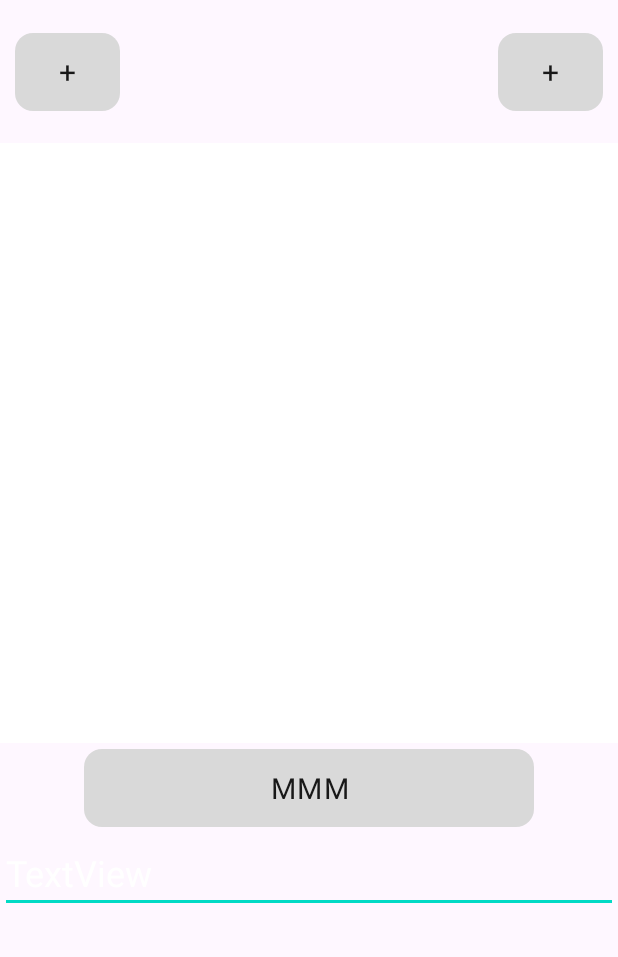
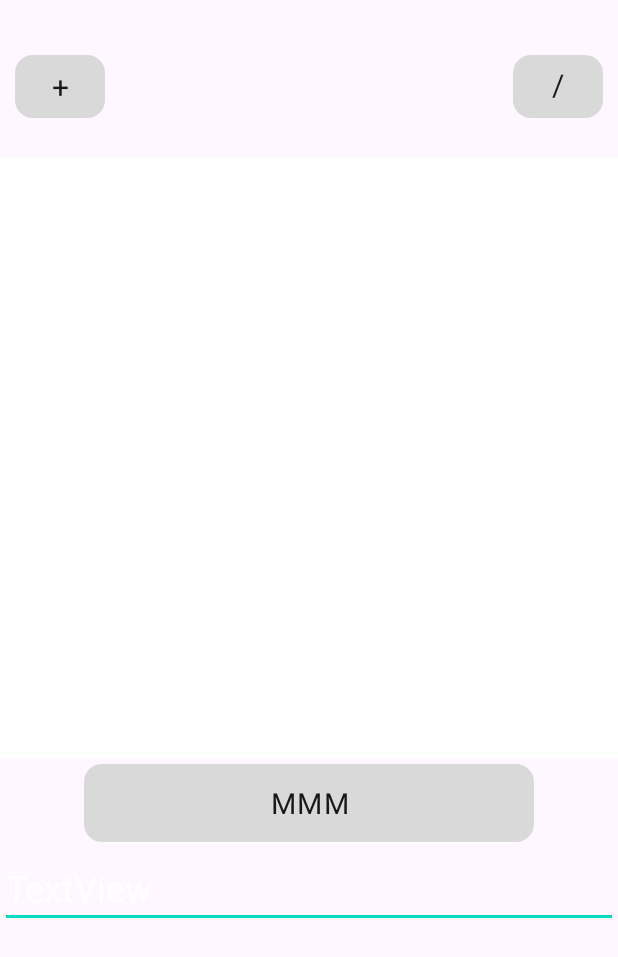
Before and after one commit to M1KoTiK/Nego-Cards, an Android app: the layout fragment_create_canvas_q_r_c.xml on its own in the app's theme, with its tools: preview values and no code run, on a phone screen of 412 x 824 dp. Shown: the top 957 px of the screen. Run offline under Robolectric (Android 15) with nearby library versions, the phone set to English and light mode, and no system bars.

```diff
--- a/app/build.gradle
+++ b/app/build.gradle
@@ -36,6 +36,9 @@ android {
 }
 
 dependencies {
+    //Splash Screen
+    implementation("androidx.core:core-splashscreen:1.0.0")
+
     var camerax_version = "1.0.2"
 
     // ViewModel and LiveData
@@ -51,8 +54,9 @@ dependencies {
     implementation("androidx.camera:camera-lifecycle:${camerax_version}")
     // CameraX View class
     implementation("androidx.camera:camera-view:1.0.0-alpha30")
-
+    //QRC Generator
     implementation 'com.github.androidmads:QRGenerator:1.0.1'
+    //Bottom Navigation Bar
     implementation 'com.github.ibrahimsn98:SmoothBottomBar:1.7.9'
 
     implementation 'androidx.core:core-ktx:1.7.0'
--- a/app/src/main/AndroidManifest.xml
+++ b/app/src/main/AndroidManifest.xml
@@ -3,10 +3,12 @@
     xmlns:tools="http://schemas.android.com/tools">
     <uses-feature android:name="android.hardware.camera"/>
     <uses-permission android:name="android.permission.CAMERA" />
+
     <application
         android:allowBackup="true"
         android:dataExtractionRules="@xml/data_extraction_rules"
         android:fullBackupContent="@xml/backup_rules"
+
         android:icon="@mipmap/ic_launcher"
         android:label="@string/app_name"
         android:roundIcon="@mipmap/ic_launcher_round"
--- a/app/src/main/res/layout/add_canvas_object_popup.xml
+++ b/app/src/main/res/layout/add_canvas_object_popup.xml
@@ -20,10 +20,11 @@
 
         <AutoCompleteTextView
             android:id="@+id/ChoiceObjectType"
-            android:layout_width="275dp"
+            android:layout_width="200dp"
             android:layout_height="50dp"
             android:background="@drawable/rounded_popupmenu"
             android:inputType="none"
+            android:layout_gravity="center_horizontal"
             android:text=""
             android:textSize="18sp" />
 
@@ -32,7 +33,7 @@
     <Button
         android:id="@+id/buttonAddObject"
         style="@style/RoundedButton"
-        android:layout_width="279dp"
+        android:layout_width="200dp"
         android:layout_height="60dp"
         android:layout_gravity="center_horizontal"
         android:layout_marginTop="25dp"
--- a/app/src/main/res/layout/fragment_create_canvas_q_r_c.xml
+++ b/app/src/main/res/layout/fragment_create_canvas_q_r_c.xml
@@ -17,14 +17,14 @@
             android:layout_height="75dp"
             android:layout_marginLeft="10dp"
             android:layout_marginRight="10dp"
-            android:layout_marginTop="10dp"
+            android:layout_marginTop="20dp"
             android:orientation="horizontal">
 
             <Button
                 android:id="@+id/button6"
                 style="@style/RoundedButton"
-                android:layout_width="70dp"
-                android:layout_height="60dp"
+                android:layout_width="60dp"
+                android:layout_height="50dp"
                 android:text="+"
                 android:textSize="20dp"
                 app:layout_constraintBottom_toBottomOf="parent"
@@ -34,9 +34,9 @@
             <Button
                 android:id="@+id/button7"
                 style="@style/RoundedButton"
-                android:layout_width="70dp"
-                android:layout_height="60dp"
-                android:text="+"
+                android:layout_width="60dp"
+                android:layout_height="50dp"
+                android:text="//"
                 android:textSize="20dp"
                 app:layout_constraintBottom_toBottomOf="parent"
                 app:layout_constraintEnd_toEndOf="parent"
--- a/app/src/main/res/values/themes.xml
+++ b/app/src/main/res/values/themes.xml
@@ -2,6 +2,7 @@
     <!-- Base application theme. -->
     <style name="Theme.NegoCards" parent="Theme.Material3.DayNight.NoActionBar">
         <!-- Primary brand color. -->
+        <item name="android:windowSplashScreenBackground" tools:targetApi="s">@color/black18</item>
         <item name="colorPrimary">@color/black18</item>
         <item name="colorPrimaryVariant">@color/black18</item>
         <item name="colorOnPrimary">@color/white</item>
```
Also changed, not shown: app/src/main/java/m1k/kotik/negocards/data/canvas_qrc/model/CanvasObject.kt (+5 -5 lines), app/src/main/java/m1k/kotik/negocards/data/canvas_qrc/model/TextObject.kt (+16 -1 lines), app/src/main/java/m1k/kotik/negocards/data/canvas_qrc/model/shapes/QadrilShape.kt (+13 -4 lines), app/src/main/java/m1k/kotik/negocards/fragments/pages/CreateCanvasQRCFragment.kt (+13 -17 lines), app/src/main/java/m1k/kotik/negocards/view/CanvasView.kt (+12 -9 lines), app/src/debug/res/mipmap-hdpi/ic_launcher_round.png (added), app/src/debug/res/mipmap-xhdpi/ic_launcher_round.png (added), app/src/debug/res/mipmap-xxhdpi/ic_launcher_round.png (added), app/src/debug/res/mipmap-xxxhdpi/ic_launcher_round.png (added).
